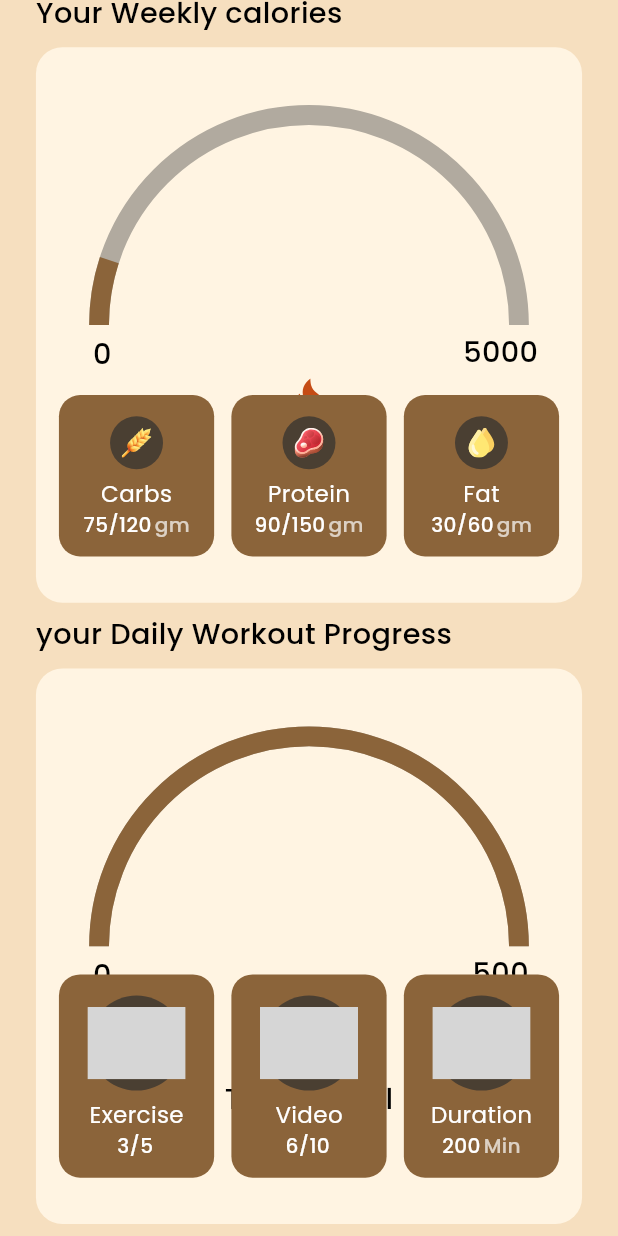
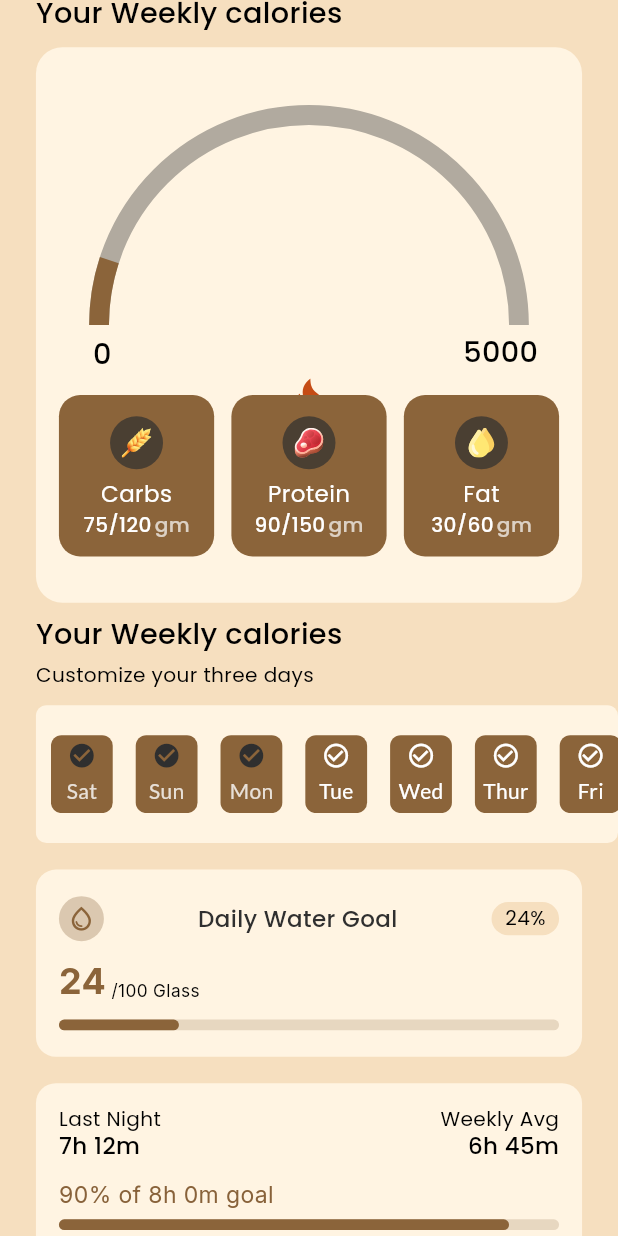
Before and after one commit to BayajitIslam/so-ni_ai, a Flutter app: the HomeScreen screen opened directly, scrolled down 423 dp, on a phone screen of 412 x 824 dp. Run offline on Flutter 3.47's test engine with Material 3 defaults, Android fonts, the phone set to English and light mode, and no system bars; drawn by our look-alikes of syncfusion_flutter_gauges; our stand-ins replace flutter_screenutil, flutter_svg, get, google_fonts; grey boxes are pictures that could not be loaded.

Commit message:
Working On Home Screen

```diff
--- a/lib/core/themes/app_text_style.dart
+++ b/lib/core/themes/app_text_style.dart
@@ -146,6 +146,20 @@ class AppTextStyles {
   }
 
   //  body ----------
+  static TextStyle s14w4P({
+    Color? color,
+    double fontSize = 14,
+    FontWeight fontweight = FontWeight.w400,
+  }) {
+    return GoogleFonts.poppins(
+      color: color ?? AppColors.white,
+      fontSize: fontSize.sp,
+      fontWeight: fontweight,
+      height: 1,
+    );
+  }
+
+  //  body ----------
   static TextStyle s13w4P({
     Color? color,
     double fontSize = 13,
--- a/lib/features/home/screens/home_screens.dart
+++ b/lib/features/home/screens/home_screens.dart
@@ -6,6 +6,9 @@ import 'package:template/core/constants/app_string.dart';
 import 'package:template/core/themes/app_text_style.dart';
 import 'package:template/features/home/controllers/home_controller.dart';
 import 'package:template/features/home/widgets/activity_card.dart';
+import 'package:template/features/home/widgets/day_select_row.dart';
+import 'package:template/features/home/widgets/sleep_tracking_card.dart';
+import 'package:template/features/home/widgets/water_goal_card.dart';
 
 class HomeScreen extends GetView<HomeController> {
   const HomeScreen({super.key});
@@ -16,9 +19,12 @@ class HomeScreen extends GetView<HomeController> {
       body: SingleChildScrollView(
         child: SafeArea(
           child: Padding(
-            padding: EdgeInsets.symmetric(horizontal: 25.w, vertical: 9.h),
+            padding: EdgeInsets.symmetric(vertical: 9.h),
             child: Column(
-              mainAxisAlignment: MainAxisAlignment.start,
+              children: [
+                Padding(
+                  padding: EdgeInsets.symmetric(horizontal: 25.w),
+                  child: Column(
                     crossAxisAlignment: CrossAxisAlignment.start,
                     children: [
                       // 1. your Daily calories
@@ -59,8 +65,59 @@ class HomeScreen extends GetView<HomeController> {
                       ),
 
                       //Meal Plan Calendar - customize your three days
+                      SizedBox(height: 13.h),
+                      Text(
+                        AppString.yourWeeklyCalories,
+                        style: AppTextStyles.s20w5P(color: AppColors.black),
+                      ),
 
-                //workout Progress
+                      SizedBox(height: 13.h),
+                      Text(
+                        AppString.customizeYourThreeDays,
+                        style: AppTextStyles.s14w4P(color: AppColors.black),
+                      ),
+                    ],
+                  ),
+                ),
+
+                //Your Weekly Calories
+                SizedBox(height: 15.h),
+                DaySelectionRow(),
+                Padding(
+                  padding: EdgeInsets.symmetric(
+                    horizontal: 25.w,
+                    vertical: 20.h,
+                  ),
+                  child: Column(
+                    children: [
+                      WaterGoalCard(currentGlasses: 24, totalGlasses: 100),
+                      SizedBox(height: 20.h),
+                      SleepTrackingCard(
+                        lastNightDuration: const Duration(
+                          hours: 7,
+                          minutes: 12,
+                        ),
+                        weeklyAvgDuration: const Duration(
+                          hours: 6,
+                          minutes: 45,
+                        ),
+                        targetGoalDuration: const Duration(hours: 8),
+                      ),
+                    ],
+                  ),
+                ),
+
+                Padding(
+                  padding: EdgeInsets.symmetric(horizontal: 25.w),
+                  child: Column(
+                    crossAxisAlignment: CrossAxisAlignment.start,
+                    children: [
+                      // workout Progress
+                      Text(
+                        AppString.workWoutProgress,
+                        style: AppTextStyles.s20w5P(color: AppColors.black),
+                      ),
+
                       SizedBox(height: 13.h),
                       // 3. your Daily Workout Progress
                       Text(
@@ -84,6 +141,9 @@ class HomeScreen extends GetView<HomeController> {
                     ],
                   ),
                 ),
+              ],
+            ),
+          ),
         ),
       ),
     );
--- /dev/null
+++ b/lib/features/home/widgets/day_select_row.dart
@@ -0,0 +1,87 @@
+import 'package:flutter/material.dart';
+import 'package:flutter_screenutil/flutter_screenutil.dart';
+import 'package:get/get.dart';
+import 'package:google_fonts/google_fonts.dart';
+import 'package:template/core/constants/app_colors.dart';
+
+class DaySelectionRow extends StatefulWidget {
+  const DaySelectionRow({super.key});
+
+  @override
+  State<DaySelectionRow> createState() => _DaySelectionRowState();
+}
+
+class _DaySelectionRowState extends State<DaySelectionRow> {
+  // A simple list to represent your days
+  final List<String> days = ['Sat', 'Sun', 'Mon', 'Tue', 'Wed', 'Thur', 'Fri'];
+  // Keep track of which days are "selected" or "completed"
+  final RxList<String> selectedDays = ['Sat', 'Sun', 'Mon'].obs;
+
+  @override
+  Widget build(BuildContext context) {
+    return Container(
+      height: 104.h,
+      decoration: BoxDecoration(
+        color: AppColors.yellowishLightOrange,
+        borderRadius: BorderRadius.circular(8.r),
+      ),
+      margin: EdgeInsets.only(left: 25.w),
+      padding: EdgeInsets.only(left: 10, top: 20, bottom: 20),
+      child: ListView.separated(
+        scrollDirection: Axis.horizontal,
+        itemCount: days.length,
+        separatorBuilder: (context, index) => SizedBox(width: 16.w),
+        itemBuilder: (context, index) {
+          final String day = days[index];
+          final bool isSelected = selectedDays.contains(day);
+
+          return Obx(() {
+            // Use Obx to react to changes in selectedDays
+            final bool isCurrentDaySelected = selectedDays.contains(day);
+            return GestureDetector(
+              onTap: () {
+                // Toggle selection
+                if (isCurrentDaySelected) {
+                  selectedDays.remove(day);
+                } else {
+                  selectedDays.add(day);
+                }
+              },
+              child: Container(
+                width: 43.w, // Fixed width for each day box
+                height: 69.h,
+                decoration: BoxDecoration(
+                  color: AppColors.brandText, // Lighter color when not selected
+                  borderRadius: BorderRadius.circular(8.r),
+                ),
+                child: Column(
+                  mainAxisAlignment: MainAxisAlignment.center,
+                  children: [
+                    Icon(
+                      isCurrentDaySelected
+                          ? Icons.check_circle
+                          : Icons.check_circle_outline,
+                      size: 20.sp,
+                      color: isCurrentDaySelected
+                          ? AppColors.icon
+                          : AppColors.white,
+                    ),
+                    SizedBox(height: 5.h),
+                    Text(
+                      day,
+                      style: GoogleFonts.lato(
+                        color: isCurrentDaySelected
+                            ? AppColors.white.withOpacity(0.8)
+                            : AppColors.white,
+                      ),
+                    ),
+                  ],
+                ),
+              ),
+            );
+          });
+        },
+      ),
+    );
+  }
+}
--- /dev/null
+++ b/lib/features/home/widgets/sleep_tracking_card.dart
@@ -0,0 +1,109 @@
+import 'package:flutter/material.dart';
+import 'package:flutter_screenutil/flutter_screenutil.dart';
+import 'package:template/core/constants/app_colors.dart';
+import 'package:template/core/constants/app_string.dart';
+import 'package:template/core/themes/app_text_style.dart';
+
+class SleepTrackingCard extends StatelessWidget {
+  final Duration lastNightDuration;
+  final Duration weeklyAvgDuration;
+  final Duration targetGoalDuration;
+
+  const SleepTrackingCard({
+    super.key,
+    required this.lastNightDuration,
+    required this.weeklyAvgDuration,
+    required this.targetGoalDuration,
+  });
+
+  // Helper to format duration to "Xh Ym"
+  String _formatDuration(Duration duration) {
+    return '${duration.inHours}h ${duration.inMinutes.remainder(60)}m';
+  }
+
+  @override
+  Widget build(BuildContext context) {
+    final double progress =
+        (lastNightDuration.inMinutes / targetGoalDuration.inMinutes).clamp(
+          0.0,
+          1.0,
+        );
+    final int percentage = (progress * 100).toInt();
+
+    return Container(
+      padding: EdgeInsets.symmetric(horizontal: 16.w, vertical: 20.h),
+      decoration: BoxDecoration(
+        color: AppColors.yellowishLightOrange,
+        borderRadius: BorderRadius.circular(15.r),
+      ),
+      child: Column(
+        crossAxisAlignment: CrossAxisAlignment.start,
+        children: [
+          Row(
+            mainAxisAlignment: MainAxisAlignment.spaceBetween,
+            children: [
+              Column(
+                crossAxisAlignment: CrossAxisAlignment.start,
+                children: [
+                  Text(
+                    AppString.latNight,
+                    style: AppTextStyles.s14w4P(color: AppColors.black),
+                  ),
+                  SizedBox(height: 4.h),
+                  Text(
+                    _formatDuration(lastNightDuration),
+                    style: AppTextStyles.s16w5P(color: AppColors.black),
+                  ),
+                ],
+              ),
+              Column(
+                crossAxisAlignment: CrossAxisAlignment.end,
+                children: [
+                  Text(
+                    AppString.weeklyAvg,
+                    style: AppTextStyles.s14w4P(color: AppColors.black),
+                  ),
+                  SizedBox(height: 4.h),
+                  Text(
+                    _formatDuration(weeklyAvgDuration),
+                    style: AppTextStyles.s16w5P(color: AppColors.black),
+                  ),
+                ],
+              ),
+            ],
+          ),
+          SizedBox(height: 20.h),
+          Text(
+            '$percentage% of ${_formatDuration(targetGoalDuration)} goal',
+            style: AppTextStyles.s16w4I(color: AppColors.brandBorder),
+          ),
+          SizedBox(height: 10.h),
+          // Custom linear progress indicator for sleep
+          Stack(
+            children: [
+              Container(
+                height: 8.h,
+                decoration: BoxDecoration(
+                  color: AppColors.brandBorder.withOpacity(
+                    0.2,
+                  ), // Background of the progress bar
+                  borderRadius: BorderRadius.circular(5.r),
+                ),
+              ),
+              FractionallySizedBox(
+                widthFactor: progress,
+                child: Container(
+                  height: 8.h,
+                  decoration: BoxDecoration(
+                    color: AppColors.brandText, // Progress color
+                    borderRadius: BorderRadius.circular(5.r),
+                  ),
+                ),
+              ),
+            ],
+          ),
+        ],
+      ),
+    );
+  }
+}
--- /dev/null
+++ b/lib/features/home/widgets/water_goal_card.dart
@@ -0,0 +1,112 @@
+import 'package:flutter/material.dart';
+import 'package:flutter_screenutil/flutter_screenutil.dart';
+import 'package:template/core/constants/app_colors.dart';
+import 'package:template/core/constants/app_string.dart';
+import 'package:template/core/themes/app_text_style.dart';
+
+class WaterGoalCard extends StatelessWidget {
+  final int currentGlasses;
+  final int totalGlasses;
+
+  const WaterGoalCard({
+    super.key,
+    required this.currentGlasses,
+    required this.totalGlasses,
+  });
+
+  @override
+  Widget build(BuildContext context) {
+    final double progress = (currentGlasses / totalGlasses).clamp(0.0, 1.0);
+    final int percentage = (progress * 100).toInt();
+
+    return Container(
+      padding: EdgeInsets.symmetric(horizontal: 16.w, vertical: 20.h),
+      decoration: BoxDecoration(
+        color: AppColors.yellowishLightOrange,
+        borderRadius: BorderRadius.circular(15.r),
+      ),
+      child: Column(
+        crossAxisAlignment: CrossAxisAlignment.start,
+        children: [
+          Row(
+            mainAxisAlignment: MainAxisAlignment.spaceBetween,
+            children: [
+              CircleAvatar(
+                radius: 15,
+                backgroundColor: const Color.fromRGBO(136, 98, 58, 0.3),
+                child: Icon(
+                  Icons.water_drop_outlined, // Water drop icon
+                  color: AppColors.brandText,
+                  size: 20.sp,
+                ),
+              ),
+              Text(
+                AppString.yourWaterGoal,
+                style: AppTextStyles.s16w5P(color: AppColors.icon),
+              ),
+              Container(
+                width: 47.w,
+                height: 25.h,
+                decoration: BoxDecoration(
+                  color: AppColors.brand,
+                  borderRadius: BorderRadius.circular(16.r),
+                ),
+                child: Center(
+                  child: Text(
+                    '$percentage%',
+                    style: AppTextStyles.s14w4P(color: AppColors.black),
+                  ),
+                ),
+              ),
+            ],
+          ),
+          SizedBox(height: 16.h),
+          Row(
+            crossAxisAlignment: CrossAxisAlignment.end,
+            children: [
+              Text(
+                currentGlasses.toString(),
+                style: AppTextStyles.s20w7I(
+                  color: AppColors.brandText,
+                  fontSize: 25,
+                ),
+              ),
+              Text(
+                ' /$totalGlasses Glass', // Added space before / for clarity
+                style: AppTextStyles.s12w5I(
+                  color: AppColors.black,
+                  fontweight: FontWeight.w400,
+                ),
+              ),
+            ],
+          ),
+          SizedBox(height: 16.h),
+          // Custom linear progress indicator
+          Stack(
+            children: [
+              Container(
+                height: 8.h,
+                decoration: BoxDecoration(
+                  color: AppColors.brandBorder.withOpacity(
+                    0.2,
+                  ), // Background of the progress bar
+                  borderRadius: BorderRadius.circular(5.r),
+                ),
+              ),
+              FractionallySizedBox(
+                widthFactor: progress,
+                child: Container(
+                  height: 8.h,
+                  decoration: BoxDecoration(
+                    color: AppColors.brandText, // Progress color
+                    borderRadius: BorderRadius.circular(5.r),
+                  ),
+                ),
+              ),
+            ],
+          ),
+        ],
+      ),
+    );
+  }
+}
```
Lines whose indentation alone changed are shown as unchanged.
